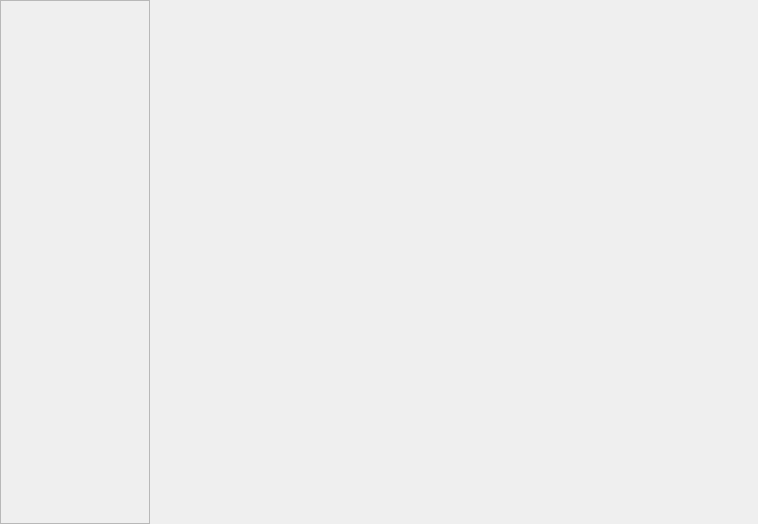
Qt form ui/active.ui (ONS-RossGD/OptiCORD2) before a commit.
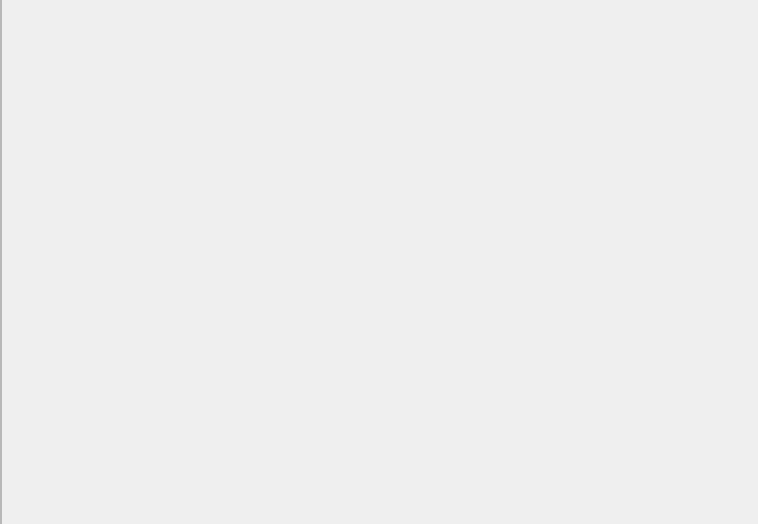
The same form after that commit.

What changed in the file:
```diff
--- a/ui/active.ui
+++ b/ui/active.ui
@@ -29,23 +29,11 @@
    <item row="0" column="0">
     <widget class="QFrame" name="nav_frame">
      <property name="sizePolicy">
-      <sizepolicy hsizetype="Preferred" vsizetype="Preferred">
+      <sizepolicy hsizetype="Minimum" vsizetype="Preferred">
        <horstretch>0</horstretch>
        <verstretch>0</verstretch>
       </sizepolicy>
      </property>
-     <property name="minimumSize">
-      <size>
-       <width>150</width>
-       <height>0</height>
-      </size>
-     </property>
-     <property name="maximumSize">
-      <size>
-       <width>150</width>
-       <height>16777215</height>
-      </size>
-     </property>
      <property name="frameShape">
       <enum>QFrame::StyledPanel</enum>
      </property>
@@ -72,7 +60,14 @@
     </widget>
    </item>
    <item row="0" column="1">
-    <widget class="QStackedWidget" name="stack"/>
+    <widget class="QStackedWidget" name="stack">
+     <property name="sizePolicy">
+      <sizepolicy hsizetype="Expanding" vsizetype="Preferred">
+       <horstretch>0</horstretch>
+       <verstretch>0</verstretch>
+      </sizepolicy>
+     </property>
+    </widget>
    </item>
   </layout>
  </widget>
```
